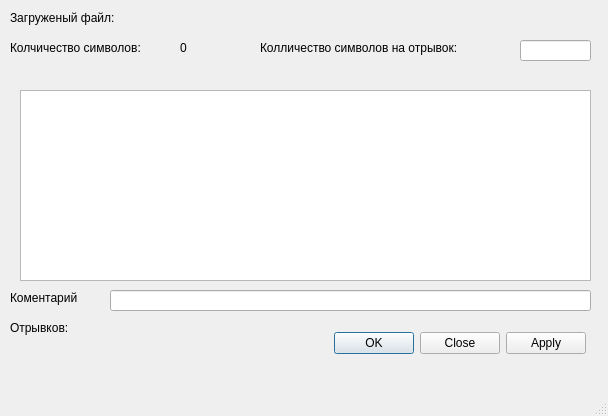
smoksmk/booksKey, file addBook.ui: the form before one commit.
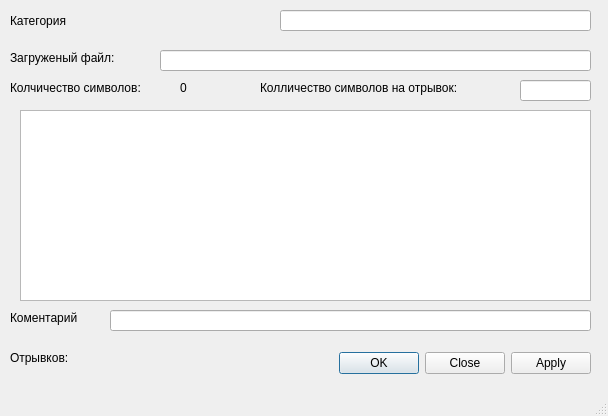
The form after the commit.

Commit message: save book claas

What changed in the file:
```diff
--- a/addBook.ui
+++ b/addBook.ui
@@ -18,7 +18,7 @@
     <property name="geometry">
      <rect>
       <x>10</x>
-      <y>10</y>
+      <y>50</y>
       <width>141</width>
       <height>16</height>
      </rect>
@@ -27,24 +27,11 @@
      <string>Загруженый файл:</string>
     </property>
    </widget>
-   <widget class="QLabel" name="fileName">
-    <property name="geometry">
-     <rect>
-      <x>150</x>
-      <y>10</y>
-      <width>131</width>
-      <height>16</height>
-     </rect>
-    </property>
-    <property name="text">
-     <string/>
-    </property>
-   </widget>
    <widget class="QLabel" name="label_2">
     <property name="geometry">
      <rect>
       <x>10</x>
-      <y>40</y>
+      <y>80</y>
       <width>161</width>
       <height>16</height>
      </rect>
@@ -57,7 +44,7 @@
     <property name="geometry">
      <rect>
       <x>180</x>
-      <y>40</y>
+      <y>80</y>
       <width>62</width>
       <height>15</height>
      </rect>
@@ -70,7 +57,7 @@
     <property name="geometry">
      <rect>
       <x>260</x>
-      <y>40</y>
+      <y>80</y>
       <width>251</width>
       <height>16</height>
      </rect>
@@ -86,7 +73,7 @@
     <property name="geometry">
      <rect>
       <x>20</x>
-      <y>90</y>
+      <y>110</y>
       <width>571</width>
       <height>191</height>
      </rect>
@@ -96,7 +83,7 @@
     <property name="geometry">
      <rect>
       <x>520</x>
-      <y>40</y>
+      <y>80</y>
       <width>71</width>
       <height>21</height>
      </rect>
@@ -106,7 +93,7 @@
     <property name="geometry">
      <rect>
       <x>10</x>
-      <y>320</y>
+      <y>350</y>
       <width>71</width>
       <height>16</height>
      </rect>
@@ -119,7 +106,7 @@
     <property name="geometry">
      <rect>
       <x>90</x>
-      <y>320</y>
+      <y>350</y>
       <width>62</width>
       <height>15</height>
      </rect>
@@ -131,8 +118,8 @@
    <widget class="QDialogButtonBox" name="buttonBox">
     <property name="geometry">
      <rect>
-      <x>315</x>
-      <y>330</y>
+      <x>320</x>
+      <y>350</y>
       <width>271</width>
       <height>27</height>
      </rect>
@@ -145,7 +132,7 @@
     <property name="geometry">
      <rect>
       <x>110</x>
-      <y>290</y>
+      <y>310</y>
       <width>481</width>
       <height>21</height>
      </rect>
@@ -155,7 +142,7 @@
     <property name="geometry">
      <rect>
       <x>10</x>
-      <y>290</y>
+      <y>310</y>
       <width>91</width>
       <height>16</height>
      </rect>
@@ -164,16 +151,39 @@
      <string>Коментарий</string>
     </property>
    </widget>
-  </widget>
-  <widget class="QMenuBar" name="menubar">
-   <property name="geometry">
-    <rect>
-     <x>0</x>
-     <y>0</y>
-     <width>608</width>
-     <height>25</height>
-    </rect>
-   </property>
+   <widget class="QLineEdit" name="fileName">
+    <property name="geometry">
+     <rect>
+      <x>160</x>
+      <y>50</y>
+      <width>431</width>
+      <height>21</height>
+     </rect>
+    </property>
+   </widget>
+   <widget class="QLabel" name="label_6">
+    <property name="geometry">
+     <rect>
+      <x>10</x>
+      <y>10</y>
+      <width>101</width>
+      <height>21</height>
+     </rect>
+    </property>
+    <property name="text">
+     <string>Категория</string>
+    </property>
+   </widget>
+   <widget class="QLineEdit" name="lineEdit_2">
+    <property name="geometry">
+     <rect>
+      <x>280</x>
+      <y>10</y>
+      <width>311</width>
+      <height>21</height>
+     </rect>
+    </property>
+   </widget>
   </widget>
   <widget class="QStatusBar" name="statusbar"/>
  </widget>
```
The commit also changes 3 other files.
